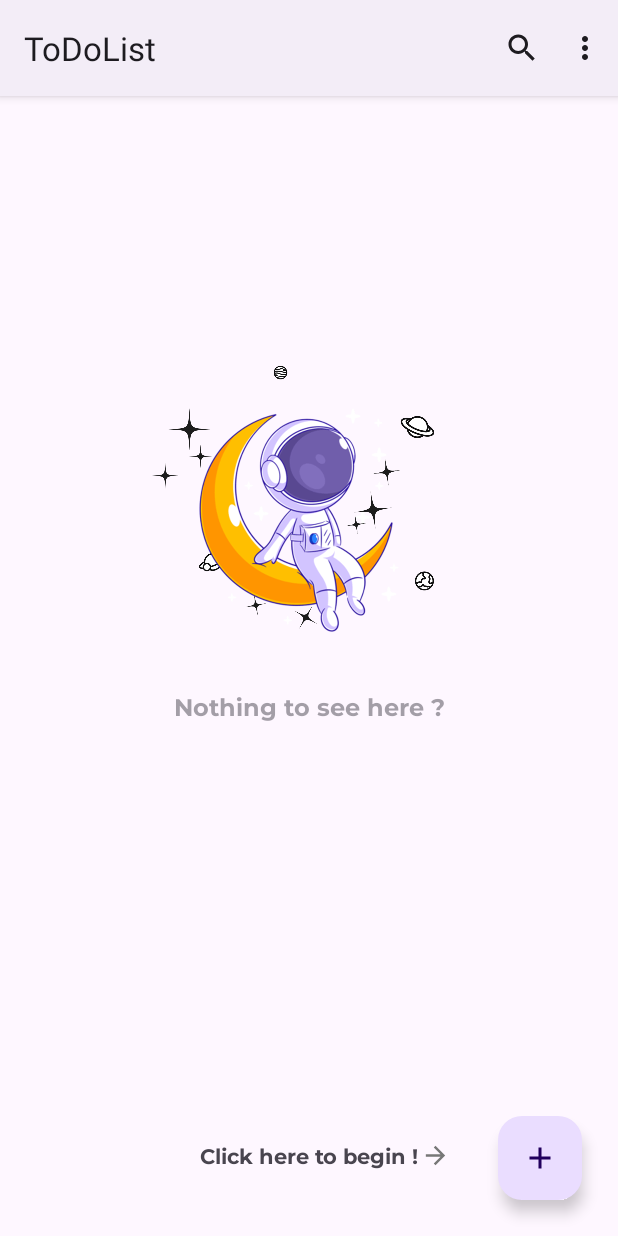
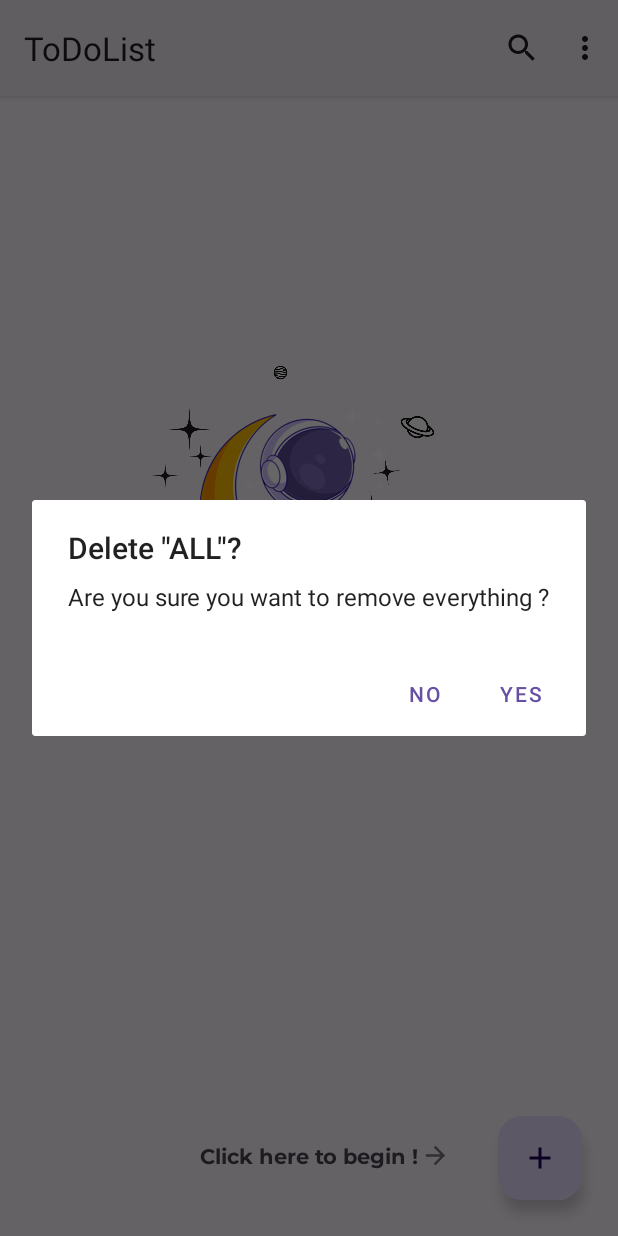
Before and after one commit to AbolfazlNarimani/MyToDo, an Android app: the screen it shows after launch (MainActivity), in the options menu, after a tap on "Delete All", on a phone screen of 412 x 824 dp. Run offline under Robolectric (Android 15) with nearby library versions, the phone set to English and light mode, and no system bars; our stand-ins replace Room's generated code, navigation-ui; Roboto replaces fonts that are not available here.

Commit message:
now we made all delete btn's functional and we are going to next phase witch is using data binding for cleaner work at this point all the system implemented are working fine the last attempt to use data binding was a hard crash and all gradle systems failed due to duplicate classes and some dependency incompatibility

```diff
--- a/app/src/main/java/com/abe/todolist/data/ToDoDao.kt
+++ b/app/src/main/java/com/abe/todolist/data/ToDoDao.kt
@@ -21,5 +21,10 @@ interface ToDoDao {
      @Update
      suspend fun updateData(toDoData: ToDoData)
 
+    @Query("DELETE FROM todo_table")
+    suspend fun deleteAll()
+    @Delete
+    suspend fun deleteItem(toDoData: ToDoData)
+
 
 }
--- a/app/src/main/java/com/abe/todolist/fragments/SharedViewModel.kt
+++ b/app/src/main/java/com/abe/todolist/fragments/SharedViewModel.kt
@@ -10,6 +10,7 @@ import androidx.lifecycle.LiveData
 import androidx.lifecycle.MutableLiveData
 import com.abe.todolist.R
 import com.abe.todolist.data.models.Priority
+import com.abe.todolist.data.models.ToDoData
 import com.abe.todolist.interfacepack.DateSelected
 import com.abe.todolist.interfacepack.TimeSelected
 import java.text.SimpleDateFormat
@@ -22,6 +23,11 @@ class SharedViewModel(application: Application) : AndroidViewModel(application),
 
     /** ============================= List Fragment ============================= */
 
+    val emptyDatabase: MutableLiveData<Boolean> = MutableLiveData(false)
+
+    fun checkIfDatabaseEmpty(toDoData: List<ToDoData>){
+        emptyDatabase.value = toDoData.isEmpty()
+    }
 
     /** ============================= Add/Update Fragment ============================= */
 
--- a/app/src/main/java/com/abe/todolist/fragments/list/ListFragment.kt
+++ b/app/src/main/java/com/abe/todolist/fragments/list/ListFragment.kt
@@ -1,5 +1,6 @@
 package com.abe.todolist.fragments.list
 
+import android.app.AlertDialog
 import android.os.Bundle
 import android.view.LayoutInflater
 import android.view.Menu
@@ -18,10 +19,12 @@ import androidx.recyclerview.widget.RecyclerView
 import com.abe.todolist.R
 import com.abe.todolist.data.viewmodel.ToDoViewModel
 import com.abe.todolist.databinding.FragmentListBinding
+import com.abe.todolist.fragments.SharedViewModel
 
 class ListFragment : Fragment() {
 
     private val mToDoViewModel: ToDoViewModel by viewModels()
+    private val mSharedViewModel: SharedViewModel by viewModels()
     private lateinit var binding: FragmentListBinding
     private lateinit var recyclerView: RecyclerView
     private val adapter: ListAdapter by lazy { ListAdapter() }
@@ -58,24 +61,59 @@ class ListFragment : Fragment() {
             override fun onMenuItemSelected(menuItem: MenuItem): Boolean {
                 when (menuItem.itemId) {
                     android.R.id.home -> requireActivity().onBackPressedDispatcher.onBackPressed()
+                    R.id.menu_delete_all -> deleteAll()
                 }
                 return true
             }
         }, viewLifecycleOwner, Lifecycle.State.RESUMED)
     }
 
+    private fun deleteAll() {
+        confirmRemoval {
+            if (it) {
+                mToDoViewModel.deleteAll()
+                adapter.differ.submitList(emptyList())
+                emptyDatabaseViewsSwitch(true)
+            }
+        }
+    }
 
-    fun populateRv() {
+    private fun confirmRemoval(callback: (confirmed: Boolean) -> Unit) {
+        val builder = AlertDialog.Builder(requireContext())
+        builder.setPositiveButton("Yes") { _, _ ->
+            callback(true)
+        }
+        builder.setNegativeButton("No") { _, _ ->
+            callback(false)
+        }
+        builder.setTitle("Delete \"ALL\"?")
+        builder.setMessage("Are you sure you want to remove everything ?")
+        builder.create().show()
+    }
+
+
+    private fun populateRv() {
         mToDoViewModel.getAllData.observe(viewLifecycleOwner) { data ->
+            mSharedViewModel.checkIfDatabaseEmpty(data)
+            adapter.differ.submitList(data)
+        }
 
-            if (data.isNotEmpty()) {
-                adapter.differ.submitList(data)
-            } else {
-                this.binding.noDataImageView.visibility = View.VISIBLE
-                this.binding.noDataTextView.visibility = View.VISIBLE
-                this.binding.noDataGuide.visibility = View.VISIBLE
-                this.binding.noDataGuideArrow.visibility = View.VISIBLE
-            }
+        mSharedViewModel.emptyDatabase.observe(viewLifecycleOwner){
+            emptyDatabaseViewsSwitch(it)
+        }
+    }
+
+    private fun emptyDatabaseViewsSwitch(isEmpty:Boolean) {
+        if (isEmpty){
+            binding.noDataImageView.visibility = View.VISIBLE
+            binding.noDataTextView.visibility = View.VISIBLE
+            binding.noDataGuide.visibility = View.VISIBLE
+            binding.noDataGuideArrow.visibility = View.VISIBLE
+        }else{
+            binding.noDataImageView.visibility = View.INVISIBLE
+            binding.noDataTextView.visibility = View.INVISIBLE
+            binding.noDataGuide.visibility = View.INVISIBLE
+            binding.noDataGuideArrow.visibility = View.INVISIBLE
         }
     }
 
```
Also changed, not shown: app/src/main/java/com/abe/todolist/data/repository/ToDoRepository.kt (+8 -0 lines), app/src/main/java/com/abe/todolist/data/viewmodel/ToDoViewModel.kt (+11 -0 lines), app/src/main/java/com/abe/todolist/fragments/update/UpdateFragment.kt (+34 -7 lines).
